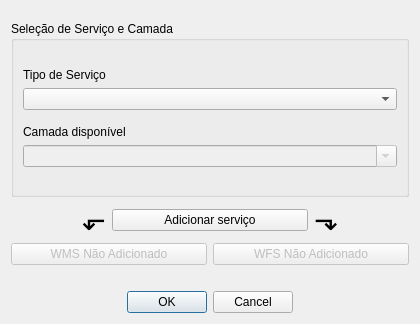
maviz991/qgis-geometadata-plugin, file layer_selection_dialog_base.ui: the form before one commit.
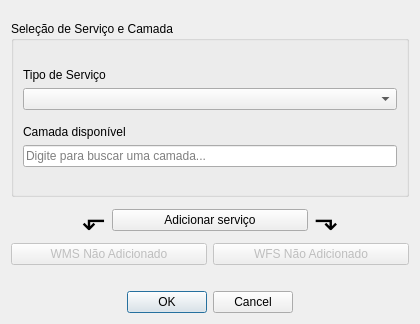
The form after the commit. Icons and pictures are not drawn.

Commit message: Versão 1.0.1 - Filtro de camadas implementado

The edit to the form file:
```diff
--- a/layer_selection_dialog_base.ui
+++ b/layer_selection_dialog_base.ui
@@ -91,18 +91,9 @@
          </widget>
         </item>
         <item row="4" column="0">
-         <widget class="QComboBox" name="comboBox_layers">
-          <property name="enabled">
-           <bool>false</bool>
-          </property>
-          <property name="editable">
-           <bool>true</bool>
-          </property>
-          <property name="insertPolicy">
-           <enum>QComboBox::NoInsert</enum>
-          </property>
+         <widget class="QLineEdit" name="lineEdit_layer_search">
           <property name="placeholderText">
-           <string>Comece a digitar para filtrar as camadas...</string>
+           <string>Digite para buscar uma camada...</string>
           </property>
          </widget>
         </item>
```
The commit also changes 2 other files.
